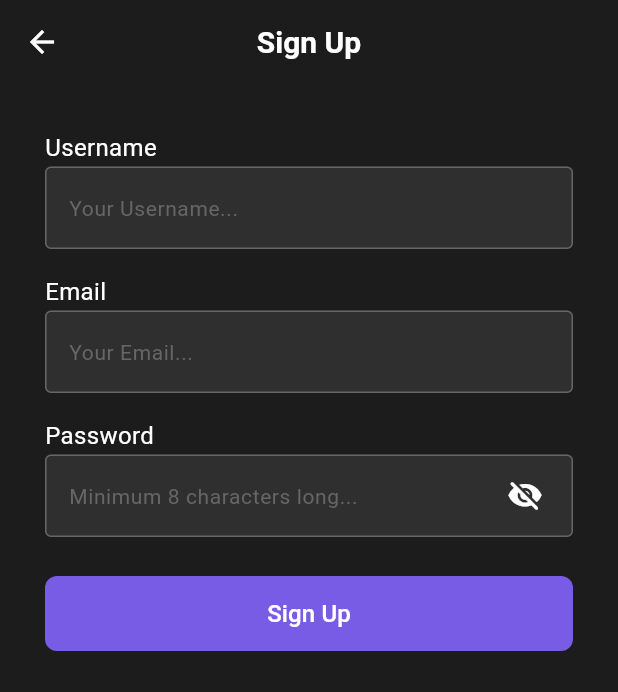
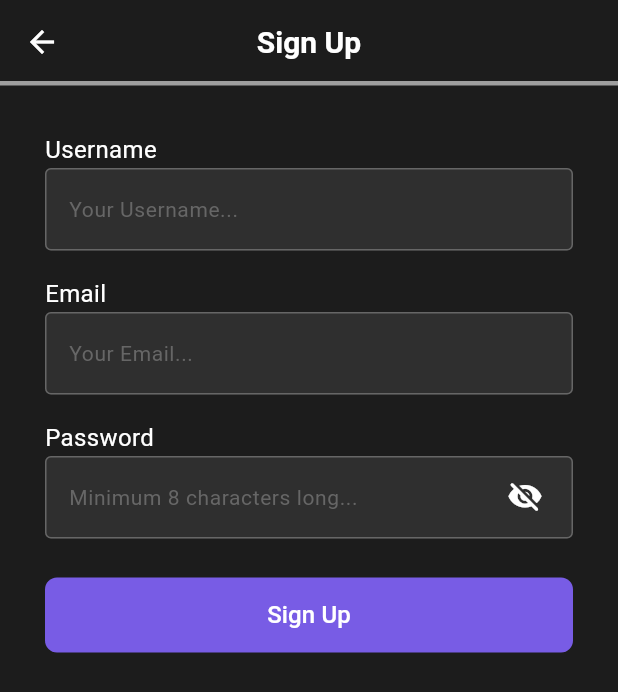
Before and after one commit to Akshit517/Reviewpal-Frontend, a Flutter app: the SignUpScreen screen opened by its route, on a phone screen of 412 x 824 dp. Shown: the top 692 px of the screen. Run offline on Flutter 3.47's test engine with Material 3 defaults, Android fonts, the phone set to English and light mode, and no system bars; our stand-ins replace app_links, bloc, dartz, device_preview, equatable, flutter_bloc and 7 more; missing offline and left inert: dart:ffi; accounts and stored records are empty; network calls fail.

Commit message:
feat: add divider at bottom of app bar

```diff
--- a/lib/core/resources/routes/routes.dart
+++ b/lib/core/resources/routes/routes.dart
@@ -37,7 +37,7 @@ class CustomNavigationHelper {
     //main router
     router = GoRouter(
       navigatorKey: parentNavigatorKey,
-      initialLocation: isLoggedIn ? homePath : homePath,// change the second one to rootAuthPath
+      initialLocation: isLoggedIn ? homePath : rootAuthPath,
       routes: routes,
     );
     _handleDeepLinks(applinks);
--- a/lib/features/auth/presentation/pages/signup_screen.dart
+++ b/lib/features/auth/presentation/pages/signup_screen.dart
@@ -138,6 +138,14 @@ class _SignUpScreenState extends State<SignUpScreen> {
         title,
         style: Theme.of(context).textTheme.titleLarge,
       ),
+      bottom: const PreferredSize(
+          preferredSize: Size.fromHeight(1.0),
+          child: Divider(
+            height: 1.0,
+            thickness: 3.0,
+            color: Colors.grey,
+          ),
+      ),
       centerTitle: true,
       leading: IconButton(
         onPressed: () {
```
Also changed, not shown: lib/features/auth/presentation/pages/login_screen.dart (+8 -3 lines).
